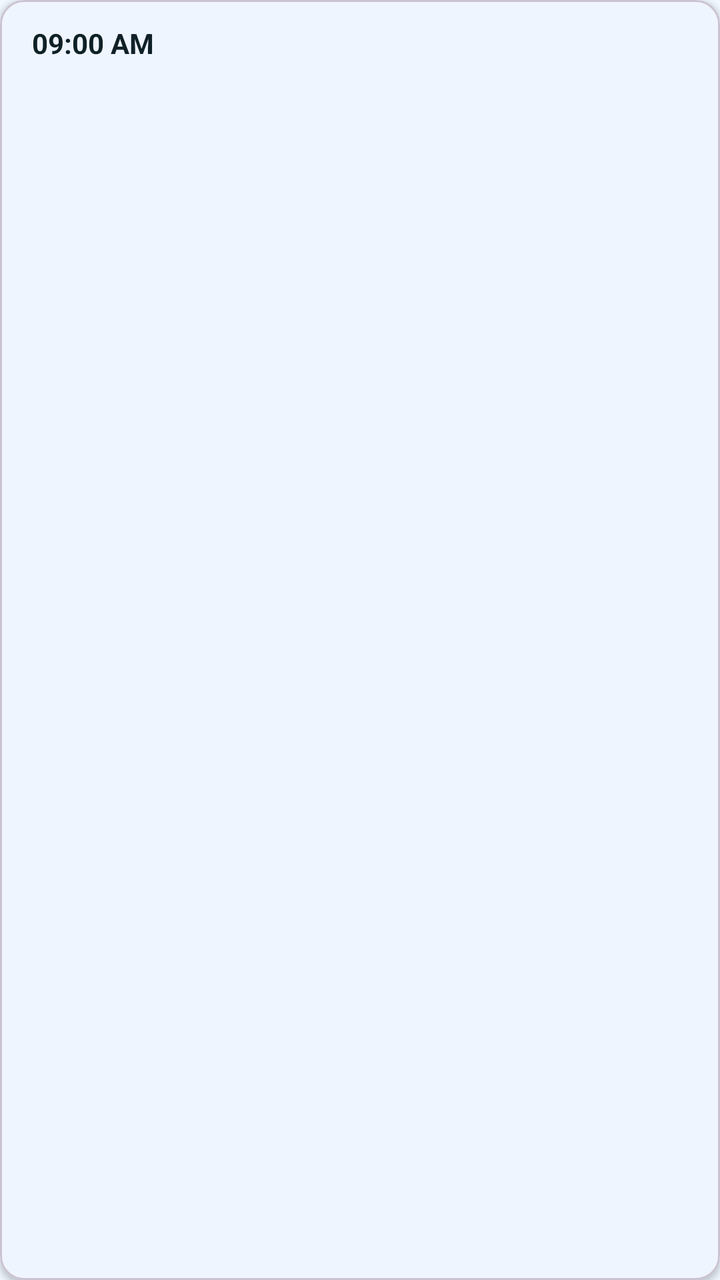
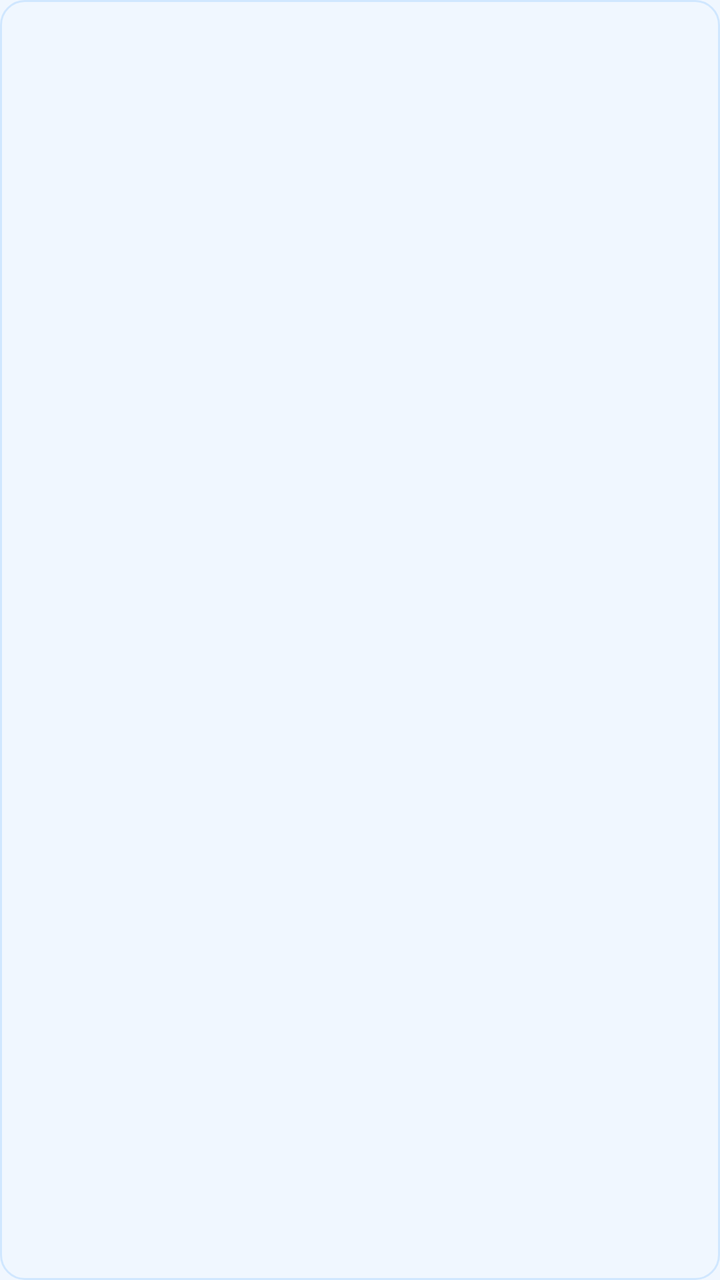

Before-and-after screenshots of an Android layout around one commit, followed by the original layout XML and the change that was made.
<!-- AndroidManifest.xml: application theme Theme.Appointment_Schedule -->
<!-- res/layout/item_time_slot.xml -->
<?xml version="1.0" encoding="utf-8"?>
<com.google.android.material.card.MaterialCardView xmlns:android="http://schemas.android.com/apk/res/android"
    xmlns:app="http://schemas.android.com/apk/res-auto"
    android:layout_width="wrap_content"
    android:layout_height="wrap_content"
    android:layout_marginEnd="8dp"
    android:layout_marginBottom="8dp"
    app:cardCornerRadius="12dp"
    app:cardElevation="2dp"
    app:cardBackgroundColor="@color/card_background"
    android:foreground="?android:attr/selectableItemBackground">

    <TextView
        android:id="@+id/timeText"
        android:layout_width="wrap_content"
        android:layout_height="wrap_content"
        android:text="09:00 AM"
        android:textSize="14sp"
        android:textStyle="bold"
        android:textColor="@color/text_primary"
        android:paddingHorizontal="16dp"
        android:paddingVertical="12dp"
        android:gravity="center"/>

</com.google.android.material.card.MaterialCardView>
<!-- resources referenced by this layout -->
<resources>
  <color name="card_background">#FFFFFF</color>
  <color name="text_primary">#102027</color>
  <style name="Theme.Appointment_Schedule" parent="Base.Theme.Appointment_Schedule" />
  <style name="Base.Theme.Appointment_Schedule" parent="Theme.Material3.DayNight.NoActionBar">
          
          <item name="colorPrimary">@color/primary_blue</item>
          <item name="android:statusBarColor">@color/background_main</item>
          <item name="android:windowLightStatusBar">true</item>
          <item name="android:windowBackground">@color/background_main</item>
          <item name="colorSurface">@color/card_background</item>
          <item name="colorOnSurface">@color/text_primary</item>
      </style>
  <color name="primary_blue">#2176FF</color>
  <color name="background_main">#F0F7FF</color>
</resources>

<!-- the commit's change to res/layout/item_time_slot.xml (unified diff, before → after) -->
@@ -1,25 +1,12 @@
 <?xml version="1.0" encoding="utf-8"?>
-<com.google.android.material.card.MaterialCardView xmlns:android="http://schemas.android.com/apk/res/android"
-    xmlns:app="http://schemas.android.com/apk/res-auto"
-    android:layout_width="wrap_content"
+<TextView xmlns:android="http://schemas.android.com/apk/res/android"
+    android:id="@+id/txt_time_slot"
+    android:layout_width="match_parent"
     android:layout_height="wrap_content"
-    android:layout_marginEnd="8dp"
-    android:layout_marginBottom="8dp"
-    app:cardCornerRadius="12dp"
-    app:cardElevation="2dp"
-    app:cardBackgroundColor="@color/card_background"
-    android:foreground="?android:attr/selectableItemBackground">
-
-    <TextView
-        android:id="@+id/timeText"
-        android:layout_width="wrap_content"
-        android:layout_height="wrap_content"
-        android:text="09:00 AM"
-        android:textSize="14sp"
-        android:textStyle="bold"
-        android:textColor="@color/text_primary"
-        android:paddingHorizontal="16dp"
-        android:paddingVertical="12dp"
-        android:gravity="center"/>
-
-</com.google.android.material.card.MaterialCardView>
+    android:padding="12dp"
+    android:layout_margin="4dp"
+    android:gravity="center"
+    android:textSize="14sp"
+    android:textStyle="bold"
+    android:background="@drawable/slot_available_background"
+    android:textColor="@color/primary_blue" />
<!-- resource entries referenced after the edit -->
@@ -13,6 +13,13 @@
           <item name="colorOnSurface">@color/text_primary</item>
       </style>
   <color name="primary_blue">#2176FF</color>
+  <!-- drawable slot_available_background (drawable) -->
+  <?xml version="1.0" encoding="utf-8"?>
+  <shape xmlns:android="http://schemas.android.com/apk/res/android">
+      <solid android:color="#F0F7FF" />
+      <corners android:radius="12dp" />
+      <stroke android:width="1dp" android:color="#D0E7FF" />
+  </shape>
   <color name="background_main">#F0F7FF</color>
 </resources>
 
